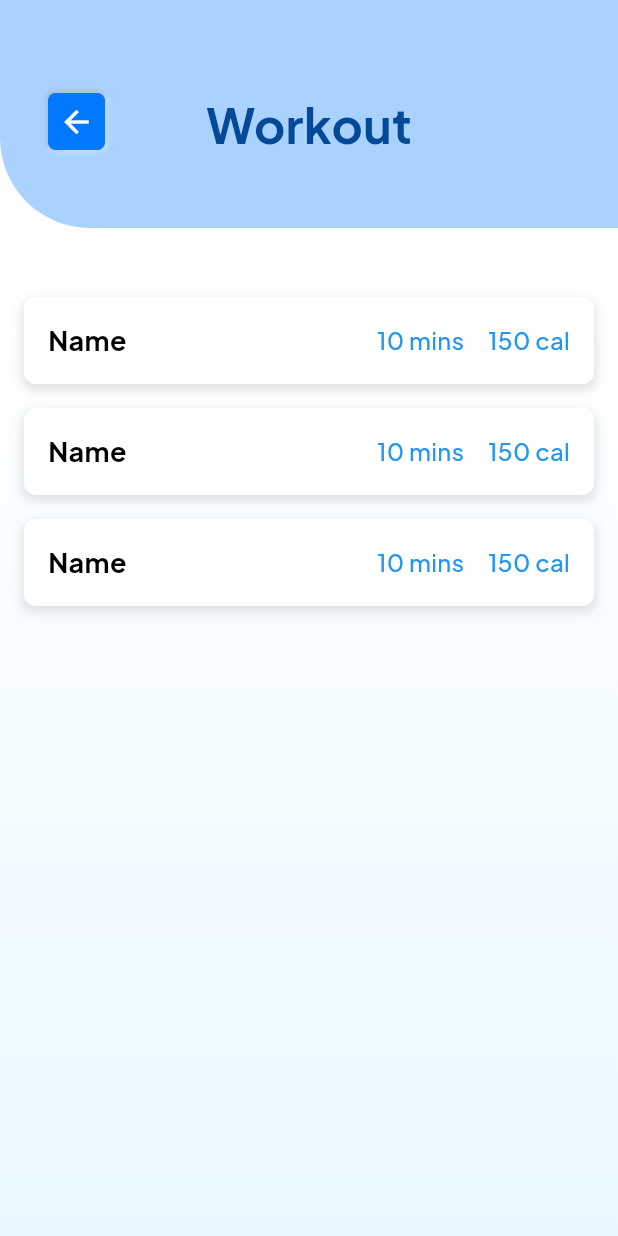
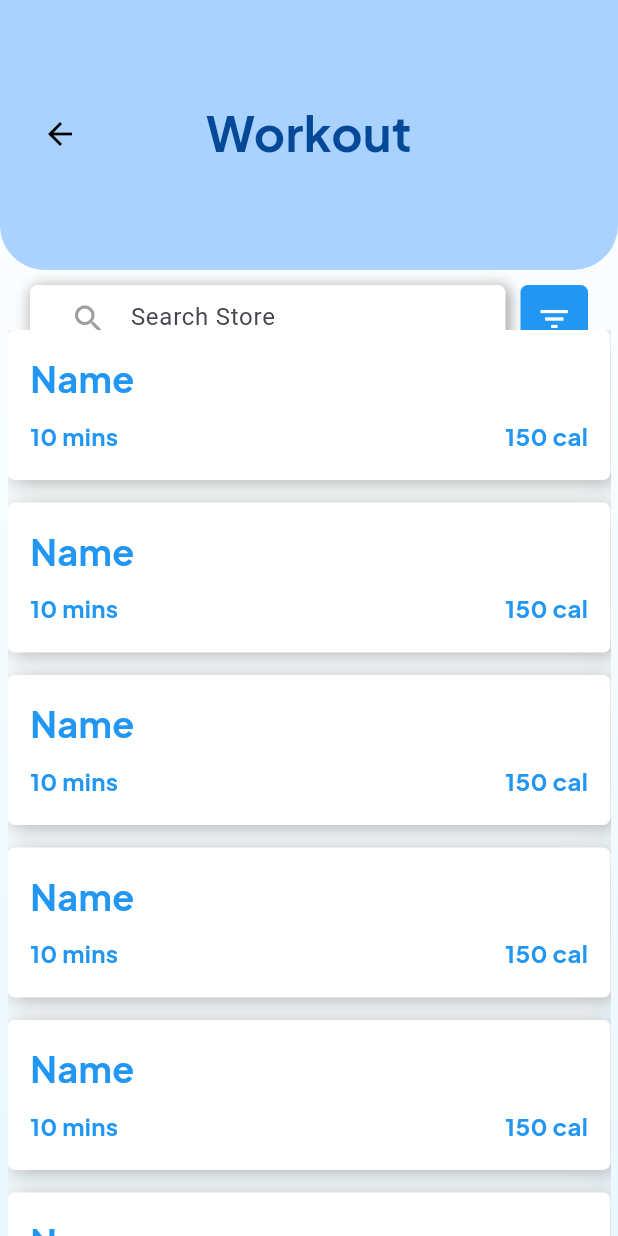
Before and after one commit to 2200039087/startup, a Flutter app: the WorkoutScreen screen opened directly, on a phone screen of 412 x 824 dp. Run offline on Flutter 3.47's test engine with Material 3 defaults, Android fonts, the phone set to English and light mode, and no system bars; our stand-ins replace camera, file_picker, fluttertoast, google_fonts, google_sign_in, percent_indicator and 1 more; missing offline and left inert: expandable_fab_lite, mobile_scanner; accounts and stored records are empty.

Commit message:
change made

```diff
--- a/lib/HomeScreen1/Explore/WorkOut/WorkoutScreen.dart
+++ b/lib/HomeScreen1/Explore/WorkOut/WorkoutScreen.dart
@@ -1,6 +1,4 @@
 import 'package:flutter/material.dart';
-import 'package:google_fonts/google_fonts.dart';
-import 'WorkoutFlow.dart'; // Import the WorkoutFlow screen
 
 class WorkoutScreen extends StatelessWidget {
   @override
@@ -9,65 +7,81 @@ class WorkoutScreen extends StatelessWidget {
       backgroundColor: Colors.white,
       body: Stack(
         children: [
-          // Header Section
+          // Background gradient
+          Container(
+            width: double.infinity,
+            height: double.infinity,
+            decoration: BoxDecoration(
+              gradient: LinearGradient(
+                colors: [Colors.white, Color(0xFFE9F8FF)],
+                begin: Alignment.topCenter,
+                end: Alignment.bottomCenter,
+              ),
+            ),
+          ),
+          // Header section
           Positioned(
             top: 0,
             left: 0,
             right: 0,
             child: Container(
-              height: 152,
+              height: 180,
               decoration: BoxDecoration(
                 color: Color(0xFFAAD2FF),
                 borderRadius: BorderRadius.only(
-                  bottomLeft: Radius.circular(60),
+                  bottomLeft: Radius.circular(30),
+                  bottomRight: Radius.circular(30),
                 ),
               ),
               child: Stack(
                 children: [
-                  // Back Button
+                  // Back arrow
                   Positioned(
-                    left: 32,
-                    top: 62,
+                    left: 20,
+                    top: 69,
                     child: GestureDetector(
                       onTap: () {
                         Navigator.pop(context);
                       },
                       child: Container(
-                        width: 38,
-                        height: 38,
+                        width: 40,
+                        height: 40,
                         decoration: BoxDecoration(
-                          color: Color(0xFF0078FF),
+                          color: Color(0xFFAAD2FF),
                           borderRadius: BorderRadius.circular(5),
                           boxShadow: [
                             BoxShadow(
-                              color: Colors.white.withOpacity(0.4),
+                              color: Colors.white.withOpacity(0),
                               offset: Offset(1, 1),
                               blurRadius: 2,
                             ),
                             BoxShadow(
-                              color: Colors.grey.withOpacity(0.5),
+                              color: Colors.grey.withOpacity(0),
                               offset: Offset(-1, -1),
                               blurRadius: 2,
                             ),
                           ],
                         ),
-                        child: Icon(Icons.arrow_back, color: Colors.white),
+                        child: Icon(
+                          Icons.arrow_back,
+                          color: Colors.black,
                         ),
                       ),
                     ),
-                  // Title
+                  ),
+                  // Workout title
                   Positioned(
                     left: 0,
                     right: 0,
-                    top: 60,
-                    child: Center(
+                    top: 65,
                     child: Text(
-                        "Workout",
-                        style: GoogleFonts.plusJakartaSans(
+                      'Workout',
+                      textAlign: TextAlign.center,
+                      style: TextStyle(
+                        fontFamily: 'Plus Jakarta Sans',
                         fontSize: 32,
-                          fontWeight: FontWeight.w700,
+                        fontWeight: FontWeight.bold,
                         color: Color(0xFF044997),
-                        ),
                       ),
                     ),
                   ),
@@ -75,92 +89,127 @@ class WorkoutScreen extends StatelessWidget {
               ),
             ),
           ),
-          // Body Section
+          // Search bar and filter
           Positioned(
-            top: 182,
-            left: 0,
-            right: 0,
-            bottom: 0,
+            top: 190,
+            left: 20,
+            right: 20,
+            child: Row(
+              children: [
+                // Search bar
+                Expanded(
                   child: Container(
+                    height: 45,
+                    padding: EdgeInsets.symmetric(horizontal: 15),
                     decoration: BoxDecoration(
-                gradient: LinearGradient(
-                  begin: Alignment.topCenter,
-                  end: Alignment.bottomCenter,
-                  colors: [Colors.white, Color(0xFFE9F8FF)],
+                      color: Colors.white,
+                      borderRadius: BorderRadius.circular(5),
+                      boxShadow: [
+                        BoxShadow(
+                          color: Colors.grey.withOpacity(0.4),
+                          offset: Offset(-2, 2),
+                          blurRadius: 6.7,
                         ),
-                borderRadius: BorderRadius.only(
-                  topLeft: Radius.circular(60),
+                        BoxShadow(
+                          color: Colors.grey.withOpacity(0.25),
+                          offset: Offset(2, -2),
+                          blurRadius: 5.9,
                         ),
+                        BoxShadow(
+                          color: Colors.white.withOpacity(0.9),
+                          offset: Offset(-2, -2),
+                          blurRadius: 9.3,
                         ),
-              child: SingleChildScrollView(
-                padding: EdgeInsets.all(16.0),
-                child: Column(
-                  crossAxisAlignment: CrossAxisAlignment.start,
-                  children: [
-                    // Workout Items
-                    _buildWorkoutItem(context, "Name", "10 mins", "150 cal"),
-                    _buildWorkoutItem(context, "Name", "10 mins", "150 cal"),
-                    _buildWorkoutItem(context, "Name", "10 mins", "150 cal"),
+                        BoxShadow(
+                          color: Colors.grey.withOpacity(0.9),
+                          offset: Offset(2, 2),
+                          blurRadius: 7.6,
+                        ),
                       ],
+                    ),
+                    child: TextField(
+                      decoration: InputDecoration(
+                        border: InputBorder.none,
+                        hintText: 'Search Store',
+                        prefixIcon: Icon(Icons.search, color: Colors.grey),
                       ),
                     ),
                   ),
                 ),
-        ],
+                SizedBox(width: 10),
+                // Filter button
+                Container(
+                  width: 45,
+                  height: 45,
+                  decoration: BoxDecoration(
+                    color: Colors.blue,
+                    borderRadius: BorderRadius.circular(5),
                   ),
-    );
-  }
-
-  Widget _buildWorkoutItem(BuildContext context, String name, String duration, String calories) {
-    return GestureDetector(
-      onTap: () {
-        Navigator.push(
-          context,
-          MaterialPageRoute(builder: (context) => WorkoutFlow()),
-        );
-      },
-      child: Container(
-        padding: EdgeInsets.all(16),
-        margin: EdgeInsets.only(bottom: 16),
-        decoration: BoxDecoration(
-          color: Colors.white,
-          borderRadius: BorderRadius.circular(8),
-          boxShadow: [
-            BoxShadow(
-              color: Colors.grey.withOpacity(0.3),
-              spreadRadius: 1,
-              blurRadius: 5,
-              offset: Offset(0, 3),
+                  child: Icon(Icons.filter_list, color: Colors.white),
                 ),
               ],
             ),
-        child: Row(
-          mainAxisAlignment: MainAxisAlignment.spaceBetween,
+          ),
+          // Workout cards in a scrollable list
+          Positioned(
+            top: 220,
+            bottom: 0,
+            left: 5,
+            right: 5,
+            child: ListView.builder(
+              itemCount: 10, // Example count, adjust as needed
+              itemBuilder: (context, index) {
+                return Container(
+                  margin: EdgeInsets.only(bottom: 15),
+                  padding: EdgeInsets.all(15),
+                  height: 100,
+                  decoration: BoxDecoration(
+                    color: Colors.white,
+                    borderRadius: BorderRadius.circular(5),
+                    boxShadow: [
+                      BoxShadow(
+                        color: Colors.white.withOpacity(0.89),
+                        offset: Offset(-5, -5),
+                        blurRadius: 14.8,
+                      ),
+                      BoxShadow(
+                        color: Colors.grey.withOpacity(0.87),
+                        offset: Offset(3, 3),
+                        blurRadius: 12.3,
+                      ),
+                    ],
+                  ),
+                  child: Column(
+                    crossAxisAlignment: CrossAxisAlignment.start,
                     children: [
                       Text(
-              name,
-              style: GoogleFonts.plusJakartaSans(
-                fontSize: 18,
+                        'Name',
+                        style: TextStyle(
+                          fontFamily: 'Plus Jakarta Sans',
+                          fontSize: 24,
                           fontWeight: FontWeight.bold,
-                color: Colors.black,
+                          color: Colors.blue,
                         ),
                       ),
+                      SizedBox(height: 10),
                       Row(
                         children: [
                           Text(
-                  duration,
-                  style: GoogleFonts.plusJakartaSans(
+                            '10 mins',
+                            style: TextStyle(
+                              fontFamily: 'Plus Jakarta Sans',
                               fontSize: 16,
-                    fontWeight: FontWeight.w500,
+                              fontWeight: FontWeight.bold,
                               color: Colors.blue,
                             ),
                           ),
-                SizedBox(width: 16),
+                          Spacer(),
                           Text(
-                  calories,
-                  style: GoogleFonts.plusJakartaSans(
+                            '150 cal',
+                            style: TextStyle(
+                              fontFamily: 'Plus Jakarta Sans',
                               fontSize: 16,
-                    fontWeight: FontWeight.w500,
+                              fontWeight: FontWeight.bold,
                               color: Colors.blue,
                             ),
                           ),
@@ -168,7 +217,18 @@ class WorkoutScreen extends StatelessWidget {
                       ),
                     ],
                   ),
+                );
+              },
+            ),
+          ),
+        ],
       ),
     );
   }
 }
+
+void main() {
+  runApp(MaterialApp(
+    home: WorkoutScreen(),
+  ));
+}
--- a/lib/main.dart
+++ b/lib/main.dart
@@ -1,5 +1,7 @@
 import 'package:flutter/material.dart';
 import 'package:vitalstats/HomeScreen1/homescreen.dart';
+import 'package:vitalstats/HomeScreen2/home_screen2.dart';
+import 'HomeScreen1/Explore/ExploreScreen.dart';
 import 'LoginScreens/EntryScreens/welcomepicturesscreen.dart';
 import 'LoginScreens/LoginScreen/signinscreen.dart';
 import 'LoginScreens/RegistrationScreen/signupscreen.dart';
@@ -17,7 +19,7 @@ class VitalStatsApp extends StatelessWidget {
       theme: ThemeData(
         primarySwatch: Colors.green,
       ),
-      home: Survey6Screen(),
+      home: HomeScreen(),
     );
   }
 }
```
Also changed, not shown: lib/HomeScreen1/Explore/ExploreScreen.dart (+4 -4 lines), lib/HomeScreen1/Explore/WorkOut/WorkoutFlow.dart (deleted, +0 -262 lines), lib/HomeScreen2/home_screen2.dart (+104 -143 lines), 4 other files. Lines whose indentation alone changed are shown as unchanged.
